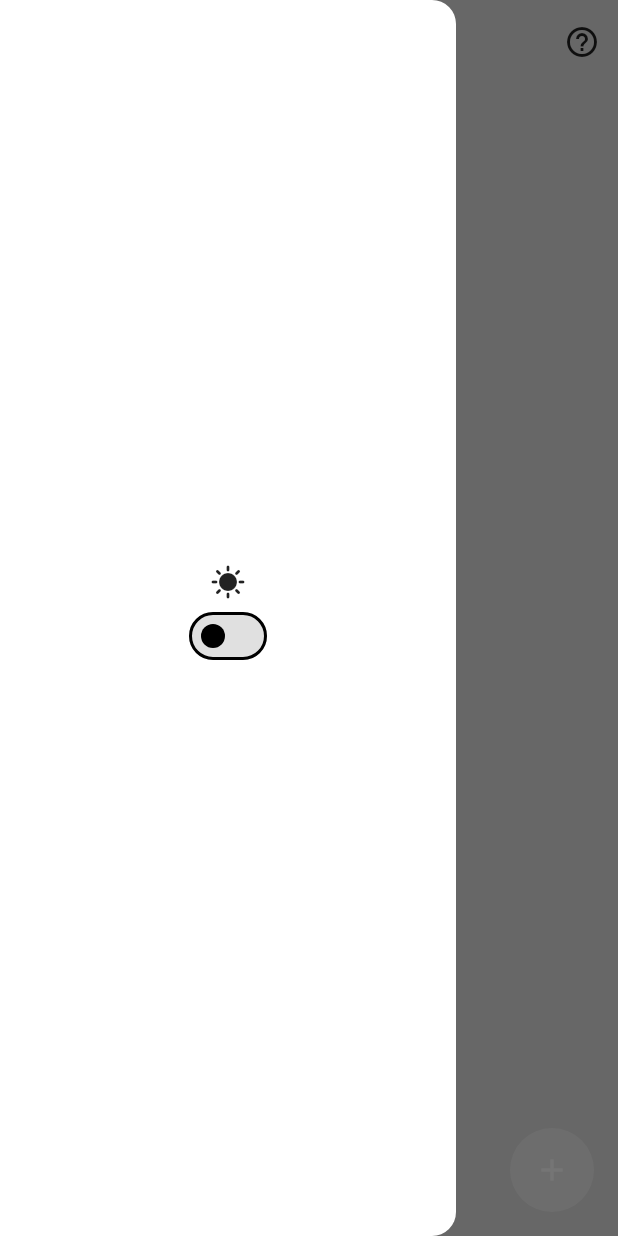
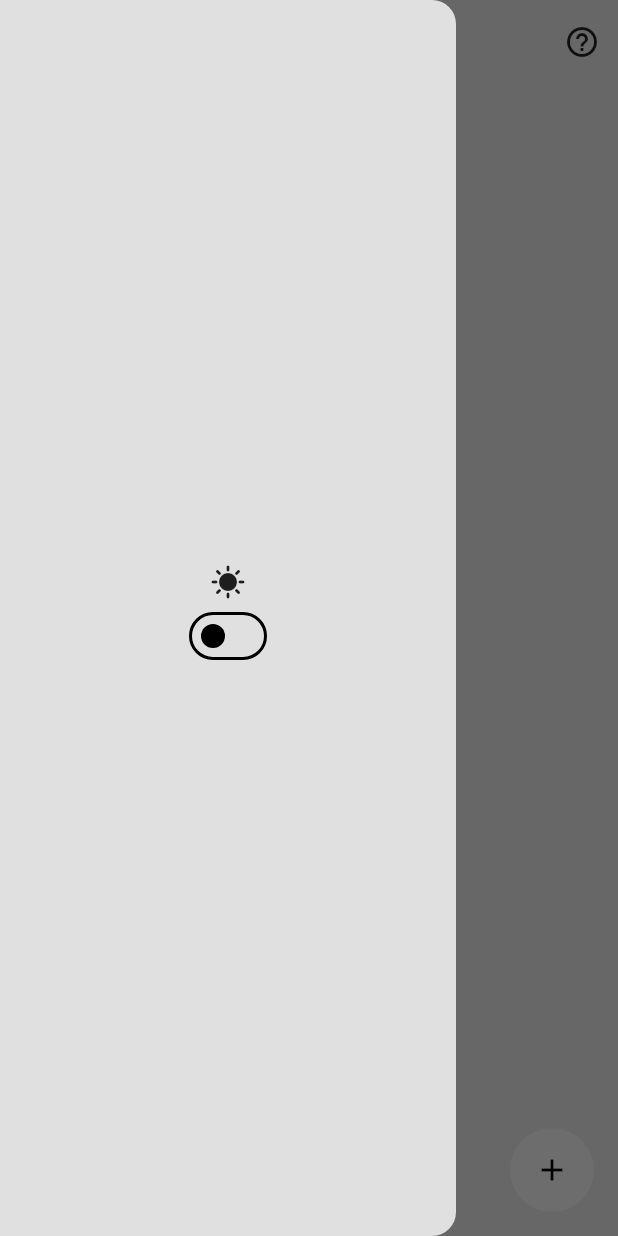
Before and after one commit to snow-2357/habit_traking, a Flutter app: the screen it shows after launch, with the side drawer open, on a phone screen of 412 x 824 dp. Run offline on Flutter 3.47's test engine with Material 3 defaults, Android fonts, the phone set to English and light mode, and no system bars; our stand-ins replace flutter_heatmap_calendar, flutter_slidable, isar; accounts and stored records are empty; generated files the repository leaves out were written again.

Commit message:
final fixes

```diff
--- a/lib/components/drawer.dart
+++ b/lib/components/drawer.dart
@@ -12,7 +12,7 @@ class MyDrawer extends StatelessWidget {
   @override
   Widget build(BuildContext context) {
     return Drawer(
-      backgroundColor: Theme.of(context).colorScheme.background,
+      backgroundColor: Theme.of(context).colorScheme.surface,
       child: Center(
         child: Column(
           mainAxisSize: MainAxisSize.min,
--- a/lib/database/habit_database.dart
+++ b/lib/database/habit_database.dart
@@ -30,7 +30,7 @@ class HabitDatabase extends ChangeNotifier {
   // get first date of app startup (for heatmap)
   Future<DateTime?> getFirstLaunchDate() async {
     final settings = await isar.appSettings.where().findFirst();
-    return settings?.firstLaunchDate;
+    return settings?.firstLaunchDate ?? DateTime.now();
   }
 
   //List of habits
@@ -112,3 +112,7 @@ class HabitDatabase extends ChangeNotifier {
     readHabits();
   }
 }
+
+
+// Science  is  what we
+// everything  else  we
--- a/lib/model/habit.dart
+++ b/lib/model/habit.dart
@@ -10,5 +10,5 @@ class Habit {
     //DateTime(year,month,day)
   ];
 
-  String get name => null;
+  String get name => "";
 }
--- a/lib/page/home_page.dart
+++ b/lib/page/home_page.dart
@@ -8,8 +8,6 @@ import 'package:habit_tracking/model/habit.dart';
 import 'package:habit_tracking/utils/habit_util.dart';
 import 'package:provider/provider.dart';
 
-// import 'package:minimal_habit_tracker/util/habit_util.dart';
-
 class HomePage extends StatefulWidget {
   const HomePage({super.key});
 
@@ -18,19 +16,13 @@ class HomePage extends StatefulWidget {
 }
 
 class _HomePageState extends State<HomePage> {
-  final TextEditingController controller = TextEditingController();
-
   @override
   void initState() {
     Provider.of<HabitDatabase>(context, listen: false).readHabits();
     super.initState();
   }
 
-  @override
-  void dispose() {
-    controller.dispose(); // Dispose controller to prevent memory leaks
-    super.dispose();
-  }
+  final controller = TextEditingController();
 
   void createNewHabit() {
     showDialog(
@@ -85,6 +77,7 @@ class _HomePageState extends State<HomePage> {
   }
 
   void deleteHabit(Habit habit) {
+    controller.text = habit.habitName;
     showDialog(
         context: context,
         builder: (context) => AlertDialog(
@@ -124,6 +117,7 @@ class _HomePageState extends State<HomePage> {
   }
 
   void checkHabitOnOff(bool? value, Habit habit) {
+    //update habit completion status
     if (value != null) {
       context.read<HabitDatabase>().updateHabitCompletion(habit.id, value);
     }
@@ -135,7 +129,7 @@ class _HomePageState extends State<HomePage> {
         builder: (context) => AlertDialog(
               title: const Text("How to use?"),
               content: const Text(
-                  "Create a habit with the floating button. \nSlide the habit to see options."),
+                  "Create a habit with floating button. \nSlide the habit for seeing options."),
               actions: [
                 TextButton(
                     onPressed: () {
@@ -155,28 +149,26 @@ class _HomePageState extends State<HomePage> {
         foregroundColor: Theme.of(context).colorScheme.inversePrimary,
         actions: [
           IconButton(
-              onPressed: buildHelpDialog, icon: const Icon(Icons.help_outline))
+              onPressed: () {
+                buildHelpDialog();
+              },
+              icon: const Icon(Icons.help_outline))
         ],
       ),
       drawer: const MyDrawer(),
       floatingActionButton: FloatingActionButton(
         shape: const CircleBorder(),
-        onPressed: createNewHabit,
+        onPressed: () {
+          createNewHabit();
+        },
         elevation: 0,
         backgroundColor: Theme.of(context).colorScheme.tertiary,
         child: const Icon(
           Icons.add,
-          color: Colors.white, // Ensure better contrast for the FAB icon
+          color: Colors.black,
         ),
       ),
-      body: SingleChildScrollView(
-        child: Column(
-          children: [
-            _buildHeatMap(),
-            _buildHabitList(), // List is wrapped correctly in a column
-          ],
-        ),
-      ),
+      body: ListView(children: [_buildHeatMap(), _buildHabitList()]),
     );
   }
 
@@ -200,20 +192,23 @@ class _HomePageState extends State<HomePage> {
 
   Widget _buildHabitList() {
     final habitDatabase = context.watch<HabitDatabase>();
+
     List<Habit> currentHabits = habitDatabase.currentHabit;
 
     return ListView.builder(
       itemCount: currentHabits.length,
       shrinkWrap: true,
-      physics:
-          const NeverScrollableScrollPhysics(), // Disable scrolling on the inner ListView
+      physics: const NeverScrollableScrollPhysics(),
       itemBuilder: (context, index) {
         final habit = currentHabits[index];
         bool isCompletedToday = isHabitCompletedToday(habit.complatedDays);
-
         return HabitTile(
-          deleteHabit: (context) => deleteHabit(habit),
-          editHabit: (context) => editHabit(habit),
+          deleteHabit: (context) {
+            deleteHabit(habit);
+          },
+          editHabit: (context) {
+            editHabit(habit);
+          },
           isCompleted: isCompletedToday,
           habitName: habit.habitName,
           onChanged: (value) => checkHabitOnOff(value, habit),
```
